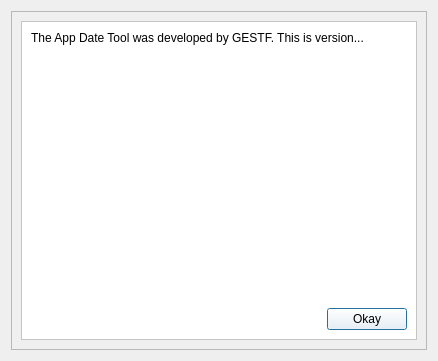
Old version of the form pwctool/ui_files/about_info_dialog.ui in the repository GESTF-ESA/PWC-Prep-Tool.
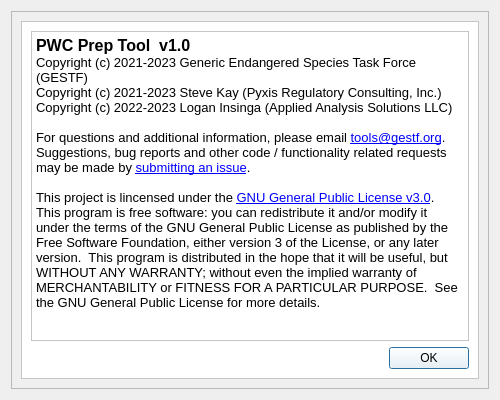
New version of the form.

Patch:
```diff
--- a/pwctool/ui_files/about_info_dialog.ui
+++ b/pwctool/ui_files/about_info_dialog.ui
@@ -6,24 +6,41 @@
    <rect>
     <x>0</x>
     <y>0</y>
-    <width>438</width>
-    <height>361</height>
+    <width>500</width>
+    <height>400</height>
    </rect>
   </property>
+  <property name="sizePolicy">
+   <sizepolicy hsizetype="Fixed" vsizetype="Fixed">
+    <horstretch>0</horstretch>
+    <verstretch>0</verstretch>
+   </sizepolicy>
+  </property>
   <property name="minimumSize">
    <size>
-    <width>250</width>
-    <height>250</height>
+    <width>500</width>
+    <height>400</height>
    </size>
   </property>
   <property name="maximumSize">
    <size>
     <width>500</width>
-    <height>500</height>
+    <height>400</height>
    </size>
   </property>
+  <property name="font">
+   <font>
+    <family>Segoe UI</family>
+    <pointsize>10</pointsize>
+    <weight>50</weight>
+    <bold>false</bold>
+   </font>
+  </property>
   <property name="windowTitle">
-   <string>About App Date Tool</string>
+   <string>PWC Prep Tool</string>
+  </property>
+  <property name="sizeGripEnabled">
+   <bool>false</bool>
   </property>
   <layout class="QHBoxLayout" name="horizontalLayout_2">
    <item>
@@ -34,6 +51,12 @@
        <verstretch>0</verstretch>
       </sizepolicy>
      </property>
+     <property name="verticalScrollBarPolicy">
+      <enum>Qt::ScrollBarAlwaysOff</enum>
+     </property>
+     <property name="horizontalScrollBarPolicy">
+      <enum>Qt::ScrollBarAlwaysOff</enum>
+     </property>
      <property name="widgetResizable">
       <bool>true</bool>
      </property>
@@ -42,13 +65,19 @@
        <rect>
         <x>0</x>
         <y>0</y>
-        <width>418</width>
-        <height>341</height>
+        <width>480</width>
+        <height>380</height>
        </rect>
       </property>
       <layout class="QHBoxLayout" name="horizontalLayout">
        <item>
         <widget class="QFrame" name="frame">
+         <property name="font">
+          <font>
+           <family>Segoe UI</family>
+           <pointsize>10</pointsize>
+          </font>
+         </property>
          <property name="styleSheet">
           <string notr="true">background-color: rgb(255, 255, 255);</string>
          </property>
@@ -59,28 +88,9 @@
           <enum>QFrame::Raised</enum>
          </property>
          <layout class="QGridLayout" name="gridLayout">
-          <item row="0" column="0" colspan="2">
-           <widget class="QLabel" name="label">
-            <property name="minimumSize">
-             <size>
-              <width>250</width>
-              <height>250</height>
-             </size>
-            </property>
-            <property name="maximumSize">
-             <size>
-              <width>750</width>
-              <height>750</height>
-             </size>
-            </property>
-            <property name="text">
-             <string>The App Date Tool was developed by GESTF. This is version...</string>
-            </property>
-            <property name="alignment">
-             <set>Qt::AlignLeading|Qt::AlignLeft|Qt::AlignTop</set>
-            </property>
-           </widget>
-          </item>
+          <property name="leftMargin">
+           <number>9</number>
+          </property>
           <item row="1" column="0">
            <spacer name="horizontalSpacer">
             <property name="orientation">
@@ -97,7 +107,50 @@
           <item row="1" column="1">
            <widget class="QPushButton" name="okayAbout">
             <property name="text">
-             <string>Okay</string>
+             <string>OK</string>
+            </property>
+           </widget>
+          </item>
+          <item row="0" column="0" colspan="2">
+           <widget class="QTextBrowser" name="textBrowser">
+            <property name="sizePolicy">
+             <sizepolicy hsizetype="Minimum" vsizetype="Minimum">
+              <horstretch>0</horstretch>
+              <verstretch>0</verstretch>
+             </sizepolicy>
+            </property>
+            <property name="font">
+             <font>
+              <family>Segoe UI</family>
+              <pointsize>10</pointsize>
+             </font>
+            </property>
+            <property name="verticalScrollBarPolicy">
+             <enum>Qt::ScrollBarAlwaysOff</enum>
+            </property>
+            <property name="horizontalScrollBarPolicy">
+             <enum>Qt::ScrollBarAlwaysOff</enum>
+            </property>
+            <property name="html">
+             <string>&lt;!DOCTYPE HTML PUBLIC &quot;-//W3C//DTD HTML 4.0//EN&quot; &quot;http://www.w3.org/TR/REC-html40/strict.dtd&quot;&gt;
+&lt;html&gt;&lt;head&gt;&lt;meta name=&quot;qrichtext&quot; content=&quot;1&quot; /&gt;&lt;style type=&quot;text/css&quot;&gt;
+p, li { white-space: pre-wrap; }
+&lt;/style&gt;&lt;/head&gt;&lt;body style=&quot; font-family:'Segoe UI'; font-size:10pt; font-weight:400; font-style:normal;&quot;&gt;
+&lt;p style=&quot; margin-top:0px; margin-bottom:0px; margin-left:0px; margin-right:0px; -qt-block-indent:0; text-indent:0px;&quot;&gt;&lt;span style=&quot; font-size:12pt; font-weight:600;&quot;&gt;PWC Prep Tool  v1.0&lt;/span&gt;&lt;/p&gt;
+&lt;p style=&quot; margin-top:0px; margin-bottom:0px; margin-left:0px; margin-right:0px; -qt-block-indent:0; text-indent:0px;&quot;&gt;Copyright (c) 2021-2023 Generic Endangered Species Task Force (GESTF)&lt;/p&gt;
+&lt;p style=&quot; margin-top:0px; margin-bottom:0px; margin-left:0px; margin-right:0px; -qt-block-indent:0; text-indent:0px;&quot;&gt;Copyright (c) 2021-2023 Steve Kay (Pyxis Regulatory Consulting, Inc.)&lt;/p&gt;
+&lt;p style=&quot; margin-top:0px; margin-bottom:0px; margin-left:0px; margin-right:0px; -qt-block-indent:0; text-indent:0px;&quot;&gt;Copyright (c) 2022-2023 Logan Insinga (Applied Analysis Solutions LLC)&lt;/p&gt;
+&lt;p style=&quot;-qt-paragraph-type:empty; margin-top:0px; margin-bottom:0px; margin-left:0px; margin-right:0px; -qt-block-indent:0; text-indent:0px;&quot;&gt;&lt;br /&gt;&lt;/p&gt;
+&lt;p style=&quot; margin-top:0px; margin-bottom:0px; margin-left:0px; margin-right:0px; -qt-block-indent:0; text-indent:0px;&quot;&gt;For questions and additional information, please email &lt;a href=&quot;mailto: tools@gestf.org&quot;&gt;&lt;span style=&quot; text-decoration: underline; color:#0000ff;&quot;&gt;tools@gestf.org&lt;/span&gt;&lt;/a&gt;.&lt;/p&gt;
+&lt;p style=&quot; margin-top:0px; margin-bottom:0px; margin-left:0px; margin-right:0px; -qt-block-indent:0; text-indent:0px;&quot;&gt;Suggestions, bug reports and other code / functionality related requests may be made by &lt;a href=&quot;https://github.com/GESTF-ESA/PWC-Tool/issues&quot;&gt;&lt;span style=&quot; text-decoration: underline; color:#0000ff;&quot;&gt;submitting an issue&lt;/span&gt;&lt;/a&gt;.&lt;/p&gt;
+&lt;p style=&quot;-qt-paragraph-type:empty; margin-top:0px; margin-bottom:0px; margin-left:0px; margin-right:0px; -qt-block-indent:0; text-indent:0px;&quot;&gt;&lt;br /&gt;&lt;/p&gt;
+&lt;p style=&quot; margin-top:0px; margin-bottom:0px; margin-left:0px; margin-right:0px; -qt-block-indent:0; text-indent:0px;&quot;&gt;This project is lincensed under the &lt;a href=&quot;https://www.gnu.org/licenses/gpl-3.0.en.html#license-text&quot;&gt;&lt;span style=&quot; text-decoration: underline; color:#0000ff;&quot;&gt;GNU General Public License v3.0&lt;/span&gt;&lt;/a&gt;.&lt;/p&gt;
+&lt;p style=&quot; margin-top:0px; margin-bottom:0px; margin-left:0px; margin-right:0px; -qt-block-indent:0; text-indent:0px;&quot;&gt;This program is free software: you can redistribute it and/or modify it under the terms of the GNU General Public License as published by the Free Software Foundation, either version 3 of the License, or any later version.  This program is distributed in the hope that it will be useful, but WITHOUT ANY WARRANTY; without even the implied warranty of MERCHANTABILITY or FITNESS FOR A PARTICULAR PURPOSE.  See the GNU General Public License for more details.&lt;/p&gt;
+&lt;p style=&quot;-qt-paragraph-type:empty; margin-top:0px; margin-bottom:0px; margin-left:0px; margin-right:0px; -qt-block-indent:0; text-indent:0px;&quot;&gt;&lt;br /&gt;&lt;/p&gt;
+&lt;p style=&quot;-qt-paragraph-type:empty; margin-top:0px; margin-bottom:0px; margin-left:0px; margin-right:0px; -qt-block-indent:0; text-indent:0px;&quot;&gt;&lt;br /&gt;&lt;/p&gt;&lt;/body&gt;&lt;/html&gt;</string>
+            </property>
+            <property name="openExternalLinks">
+             <bool>true</bool>
             </property>
            </widget>
           </item>
```
